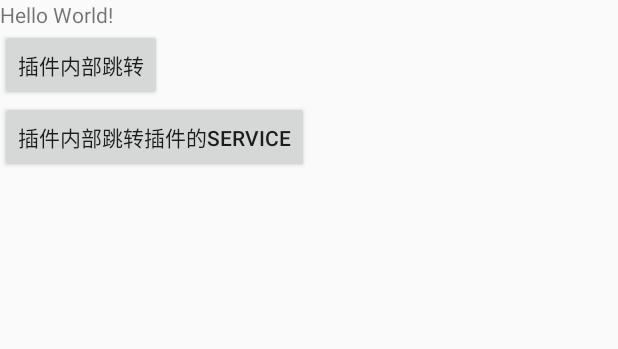
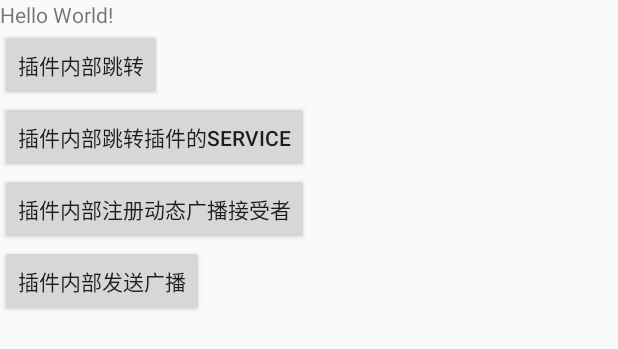
Before and after one commit to 13204236momo/plugin, an Android app: the layout activity_main.xml on its own in the app's theme, with its tools: preview values and no code run, on a phone screen of 412 x 824 dp. Shown: the top 349 px of the screen. Run offline under Robolectric (Android 15) with nearby library versions, the phone set to English and light mode, and no system bars.

Commit message:
插件化广播实现

```diff
--- a/plugin_package/src/main/res/layout/activity_main.xml
+++ b/plugin_package/src/main/res/layout/activity_main.xml
@@ -26,4 +26,15 @@
         android:layout_width="wrap_content"
         android:layout_height="wrap_content"
         android:text="插件内部跳转插件的service"/>
+    <Button
+        android:id="@+id/btn_receiver"
+        android:layout_width="wrap_content"
+        android:layout_height="wrap_content"
+        android:text="插件内部注册动态广播接受者"/>
+    <Button
+        android:id="@+id/btn_send"
+        android:layout_width="wrap_content"
+        android:layout_height="wrap_content"
+        android:text="插件内部发送广播"/>
+
 </LinearLayout>
```
Also changed, not shown: app/src/main/java/com/example/plugin/ProxyActivity.java (+14 -0 lines), app/src/main/java/com/example/plugin/ProxyReceiver.java (added, +30 -0 lines), plugin_package/src/main/AndroidManifest.xml (+7 -0 lines), plugin_package/src/main/java/com/example/plugin_package/BaseActivity.java (+13 -0 lines), plugin_package/src/main/java/com/example/plugin_package/MyReceiver.java (added, +15 -0 lines), plugin_package/src/main/java/com/example/plugin_package/PluginActivity.java (+20 -0 lines), plugin_package/src/main/java/com/example/plugin_package/StaticReceiver.java (added, +13 -0 lines), stander/src/main/java/com/example/stander/ReceiverInterface.java (added, +13 -0 lines).
